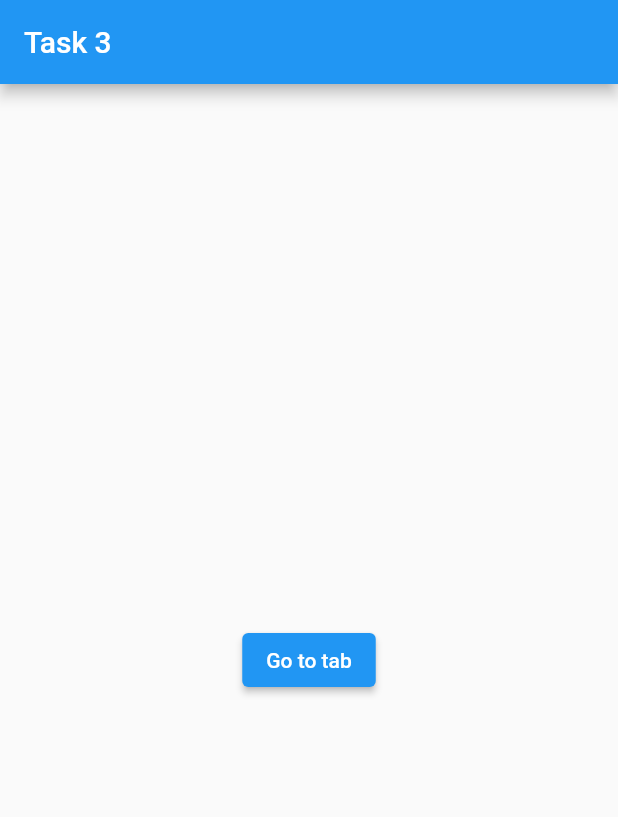
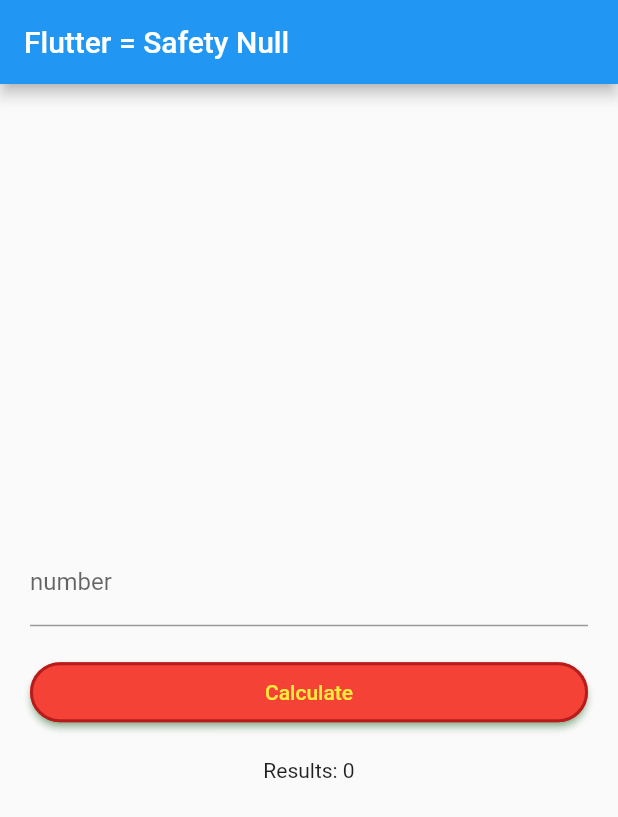
Before and after one commit to rehandwi03/pm-2, a Flutter app: the screen it shows after launch, on a phone screen of 412 x 824 dp. Shown: the top 817 px of the screen. Run offline on Flutter 3.47's test engine with Material 2 defaults, Android fonts, the phone set to English and light mode, and no system bars.

Commit message:
tugas pertemuan 6

```diff
--- a/lib/first_page.dart
+++ /dev/null
@@ -1,54 +0,0 @@
-import 'package:flutter/material.dart';
-import 'package:pm_2/tab_page/qr_read_page.dart';
-import 'package:pm_2/tab_page/qr_scan_page.dart';
-import 'package:pm_2/tab_page/second_page.dart';
-import 'package:pm_2/tab_page/webview_page.dart';
-import 'package:pm_2/widget/show_dialog.dart';
-
-class FirstPage extends StatefulWidget {
-  const FirstPage({Key? key}) : super(key: key);
-
-  @override
-  _FirstPageState createState() => _FirstPageState();
-}
-
-class _FirstPageState extends State<FirstPage> {
-  @override
-  Widget build(BuildContext context) {
-    return WillPopScope(
-      onWillPop: () => showExitPopup(context),
-      child: MaterialApp(
-        home: DefaultTabController(
-          length: 4,
-          child: Scaffold(
-            appBar: AppBar(
-              title: Text("Tab Bar"),
-              bottom: const TabBar(
-                tabs: [
-                  Tab(
-                    child: Text("Tab 1"),
-                  ),
-                  Tab(
-                    child: Text("Tab 2"),
-                  ),
-                  Tab(
-                    child: Text("Tab 3"),
-                  ),
-                  Tab(
-                    child: Text("Tab 4"),
-                  )
-                ],
-              ),
-            ),
-            body: const TabBarView(children: [
-              QRScan(),
-              QrReadPage(),
-              WebviewPage(),
-              SecondTabPage()
-            ]),
-          ),
-        ),
-      ),
-    );
-  }
-}
--- a/lib/main.dart
+++ b/lib/main.dart
@@ -1,5 +1,4 @@
 import 'package:flutter/material.dart';
-import 'package:pm_2/first_page.dart';
 
 void main() {
   runApp(MyApp());
@@ -10,6 +9,7 @@
   @override
   Widget build(BuildContext context) {
     return MaterialApp(
+      debugShowCheckedModeBanner: false,
       title: 'Flutter Demo',
       theme: ThemeData(
         primarySwatch: Colors.blue,
@@ -24,21 +24,59 @@
   _MyHomePageState createState() => _MyHomePageState();
 }
 
+class MyNumber {
+  int number;
+
+  MyNumber({required this.number});
+
+  int multiplyByTwo() => number * 2;
+}
+
 class _MyHomePageState extends State<MyHomePage> {
+  TextEditingController controller = TextEditingController();
+  MyNumber mynumber = MyNumber(number: 0);
+
   @override
   Widget build(BuildContext context) {
     return MaterialApp(
       home: Scaffold(
           appBar: AppBar(
-            title: Text("Task 3"),
+            title: Text("Flutter = Safety Null"),
           ),
-          body: Center(
-            child: ElevatedButton(
-              child: Text("Go to tab"),
-              onPressed: () {
-                Navigator.pushReplacement(context,
-                    MaterialPageRoute(builder: (context) => const FirstPage()));
-              },
+          body: Padding(
+            padding: const EdgeInsets.all(20),
+            child: Column(
+              mainAxisAlignment: MainAxisAlignment.center,
+              children: [
+                TextField(
+                  controller: controller,
+                  decoration: InputDecoration(
+                      hintText: 'Insert a number', label: Text("number")),
+                ),
+                Container(
+                  margin: EdgeInsets.symmetric(vertical: 20),
+                  width: double.infinity,
+                  child: ElevatedButton(
+                    child: Text("Calculate"),
+                    onPressed: () {
+                      setState(() {
+                        mynumber.number = int.tryParse(controller.text) ?? 0;
+                      });
+                    },
+                    style: ElevatedButton.styleFrom(
+                        primary: Colors.red,
+                        onPrimary: Colors.yellow,
+                        onSurface: Colors.red,
+                        shadowColor: Colors.green,
+                        minimumSize: Size(200, 40),
+                        animationDuration: Duration(milliseconds: 200),
+                        elevation: 2,
+                        shape: StadiumBorder(),
+                        side: BorderSide(color: Colors.red.shade900, width: 2)),
+                  ),
+                ),
+                Text('Results: ${mynumber.multiplyByTwo()}'),
+              ],
             ),
           )),
     );
```
Also changed, not shown: lib/second_page.dart (deleted, +0 -20 lines), lib/tab_page/qr_read_page.dart (deleted, +0 -23 lines), lib/tab_page/qr_scan_page.dart (deleted, +0 -169 lines), lib/tab_page/second_page.dart (deleted, +0 -20 lines), lib/tab_page/webview_page.dart (deleted, +0 -20 lines), lib/widget/show_dialog.dart (deleted, +0 -42 lines), 1 other file.
